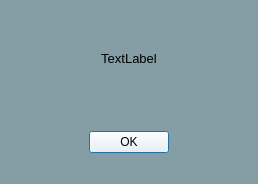
aet37/ECE1140-Project, file src/UI/Common/alert.ui: the form before one commit.
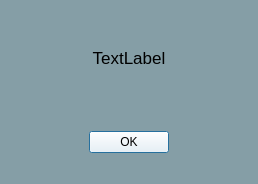
The form after the commit.

Commit message: Fix up common windows

The edit to the form file:
```diff
--- a/src/UI/Common/alert.ui
+++ b/src/UI/Common/alert.ui
@@ -21,7 +21,7 @@
     <widget class="QLabel" name="message_label">
      <property name="font">
       <font>
-       <pointsize>10</pointsize>
+       <pointsize>13</pointsize>
       </font>
      </property>
      <property name="text">
```
The commit also changes 4 other files.
